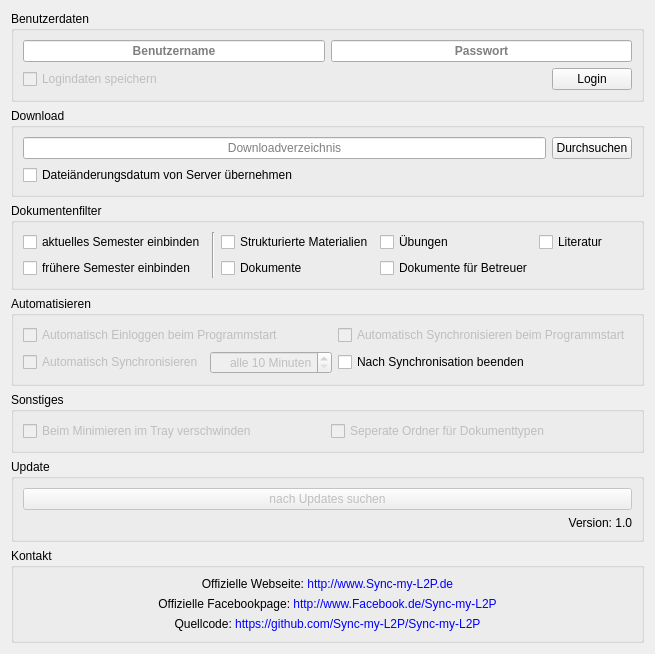
RobertKrajewski/Sync-my-L2P, file options.ui: the form before one commit.
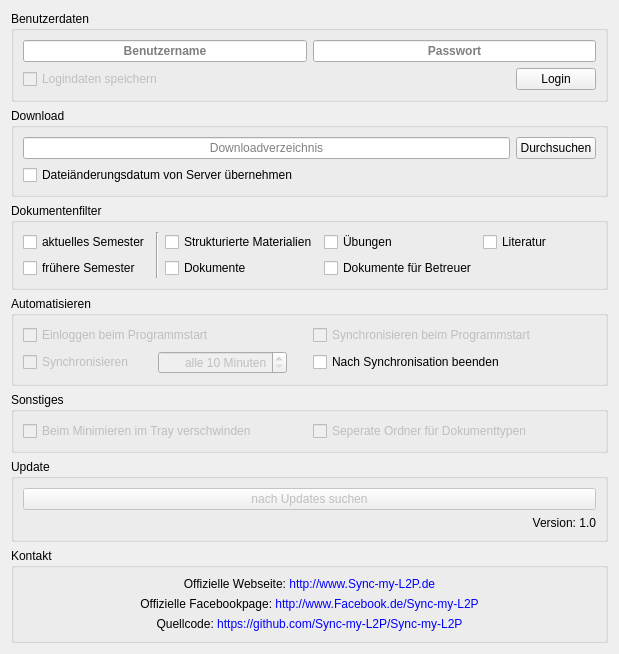
The form after the commit. Icons and pictures are not drawn.

Commit message: Optionen einfacher benennen - noch weniger Quetschung..

Diff of the .ui file:
```diff
--- a/options.ui
+++ b/options.ui
@@ -183,7 +183,7 @@
       <item row="0" column="0">
        <widget class="QCheckBox" name="currentSemesterCheckBox">
         <property name="text">
-         <string>aktuelles Semester einbinden</string>
+         <string>aktuelles Semester</string>
         </property>
         <property name="checked">
          <bool>false</bool>
@@ -193,7 +193,7 @@
       <item row="1" column="0">
        <widget class="QCheckBox" name="oldSemesterCheckBox">
         <property name="text">
-         <string>frühere Semester einbinden</string>
+         <string>frühere Semester</string>
         </property>
        </widget>
       </item>
@@ -239,7 +239,7 @@
          <bool>false</bool>
         </property>
         <property name="text">
-         <string>Automatisch Einloggen beim Programmstart</string>
+         <string>Einloggen beim Programmstart</string>
         </property>
         <property name="checked">
          <bool>false</bool>
@@ -252,7 +252,7 @@
          <bool>false</bool>
         </property>
         <property name="text">
-         <string>Automatisch Synchronisieren beim Programmstart</string>
+         <string>Synchronisieren beim Programmstart</string>
         </property>
        </widget>
       </item>
@@ -277,7 +277,7 @@
            </sizepolicy>
           </property>
           <property name="text">
-           <string>Automatisch Synchronisieren</string>
+           <string>Synchronisieren</string>
           </property>
          </widget>
         </item>
```
